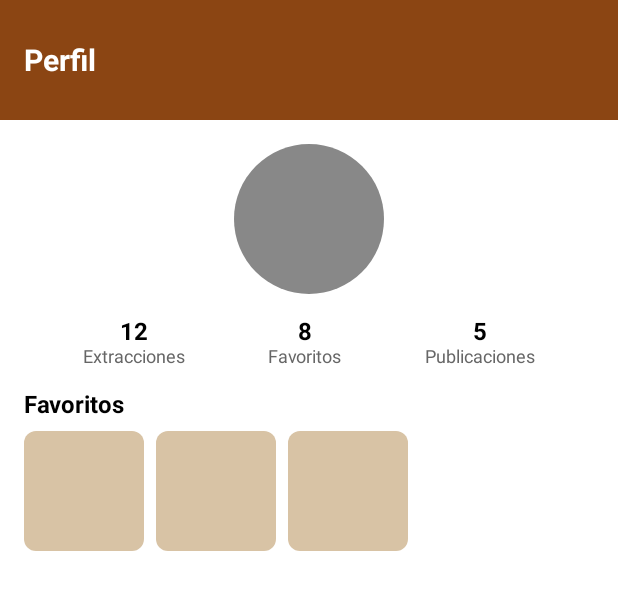
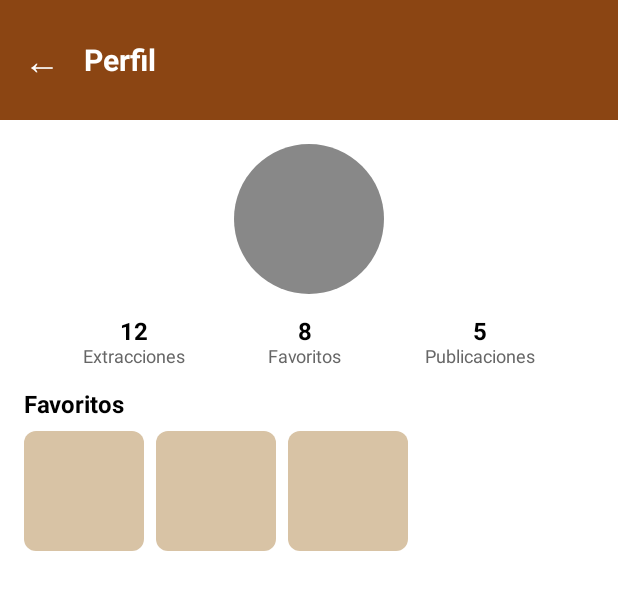
Before and after one commit to upc-pre-202520-1ACC0238-2005-mira/XantinaApp, an Android app built with Jetpack Compose: the @Preview function PreviewProfileScreen, on a phone screen of 412 x 824 dp. Shown: the top 590 px of the screen. Run offline under Robolectric (Android 15) with nearby library versions, the phone set to English and light mode, and no system bars.

Commit message:
chore(profile): add button for return

```diff
--- a/app/src/main/java/com/upc/xantina/features/conecta/ui/ProfileScreen.kt
+++ b/app/src/main/java/com/upc/xantina/features/conecta/ui/ProfileScreen.kt
@@ -1,6 +1,7 @@
 package com.upc.xantina.features.profile.ui
 
 import androidx.compose.foundation.background
+import androidx.compose.foundation.clickable
 import androidx.compose.foundation.layout.*
 import androidx.compose.foundation.shape.CircleShape
 import androidx.compose.foundation.shape.RoundedCornerShape
@@ -21,7 +22,7 @@ fun ProfileScreen(
     onBack: () -> Unit
 ) {
     Column(modifier = Modifier.fillMaxSize()) {
-        // Header
+        // Header con botón de retroceso
         Box(
             modifier = Modifier
                 .fillMaxWidth()
@@ -29,13 +30,29 @@ fun ProfileScreen(
                 .background(XantinaPrimary),
             contentAlignment = Alignment.CenterStart
         ) {
-            Text(
-                text = "Perfil",
-                fontSize = 20.sp,
-                fontWeight = FontWeight.Bold,
-                color = Color.White,
-                modifier = Modifier.padding(start = 16.dp)
-            )
+            Row(
+                verticalAlignment = Alignment.CenterVertically,
+                modifier = Modifier.fillMaxHeight()
+            ) {
+                // Botón de retroceso
+                Text(
+                    text = "←",
+                    fontSize = 24.sp,
+                    color = Color.White,
+                    modifier = Modifier
+                        .padding(start = 16.dp)
+                        .clickable { onBack() }
+                )
+
+                Spacer(modifier = Modifier.width(16.dp))
+
+                Text(
+                    text = "Perfil",
+                    fontSize = 20.sp,
+                    fontWeight = FontWeight.Bold,
+                    color = Color.White
+                )
+            }
         }
 
         Spacer(modifier = Modifier.height(16.dp))
```
